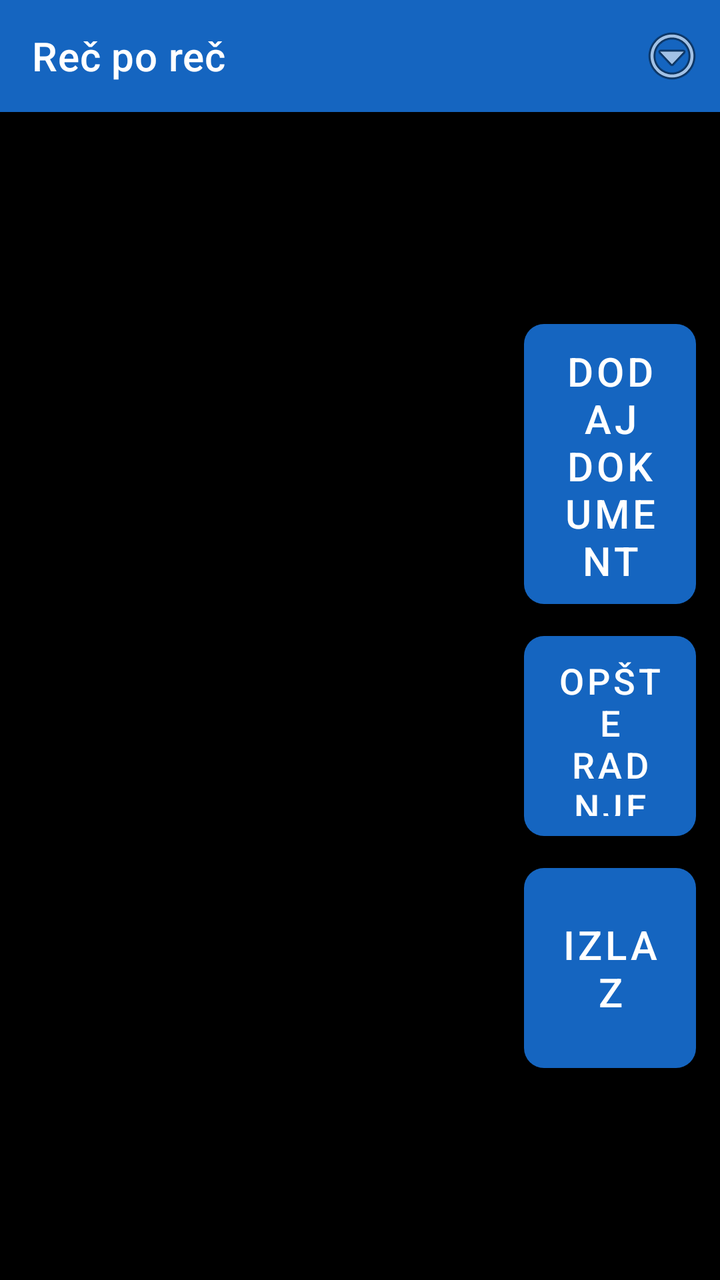
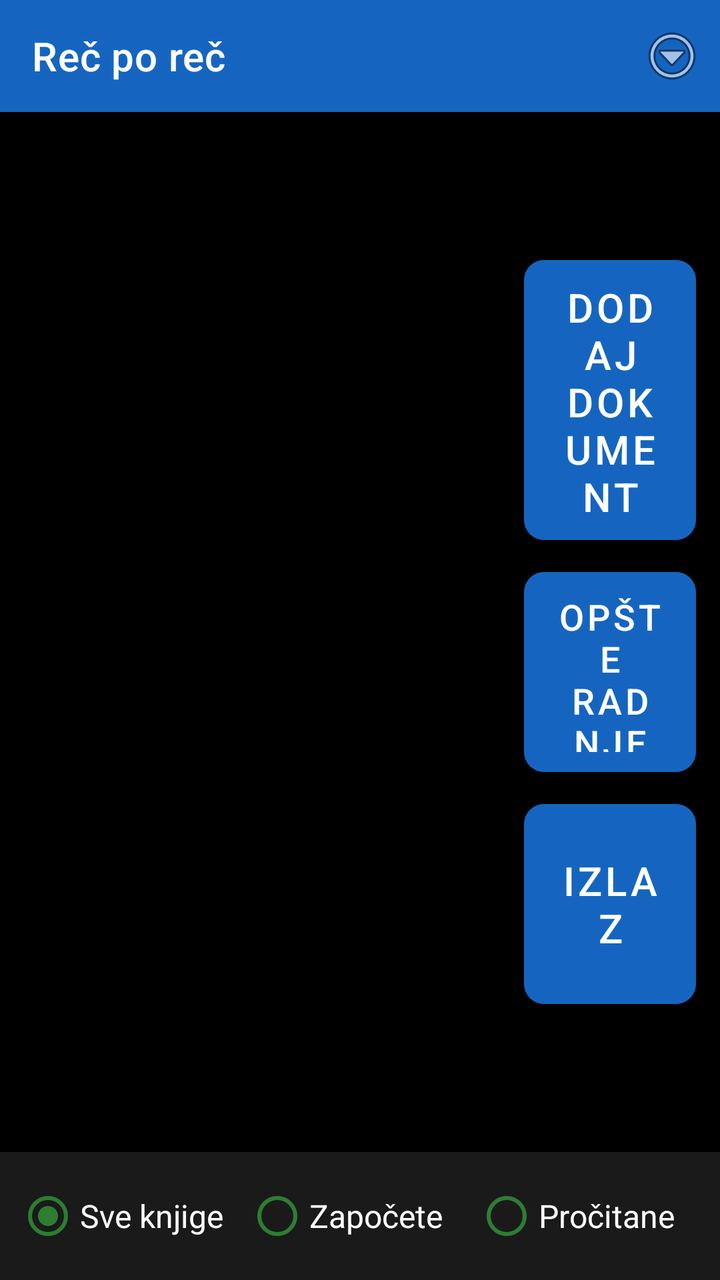

An Android layout rendered at two revisions. The XML below is the earlier revision; the diff shows what the commit changed to produce the second picture.
<!-- AndroidManifest.xml: application theme Theme.RecPoRec -->
<!-- res/layout/activity_document_list.xml -->
<?xml version="1.0" encoding="utf-8"?>
<LinearLayout xmlns:android="http://schemas.android.com/apk/res/android"
    xmlns:app="http://schemas.android.com/apk/res-auto"
    android:layout_width="match_parent"
    android:layout_height="match_parent"
    android:orientation="vertical"
    android:fitsSystemWindows="true"
    android:background="@color/background">

    <androidx.appcompat.widget.Toolbar
        android:id="@+id/toolbar"
        android:layout_width="match_parent"
        android:layout_height="?attr/actionBarSize"
        android:background="@color/btn_voice"
        android:titleTextColor="@color/text_primary"
        app:title="@string/app_name">

        <ImageButton
            android:id="@+id/btnOverflow"
            android:layout_width="48dp"
            android:layout_height="48dp"
            android:layout_gravity="end|center_vertical"
            android:background="@android:color/transparent"
            android:contentDescription="@string/menu_options_button"
            android:src="@android:drawable/ic_menu_more" />
    </androidx.appcompat.widget.Toolbar>

    <LinearLayout
        android:layout_width="match_parent"
        android:layout_height="0dp"
        android:layout_weight="1"
        android:orientation="horizontal">

        <FrameLayout
            android:layout_width="0dp"
            android:layout_height="match_parent"
            android:layout_weight="1">

            <androidx.recyclerview.widget.RecyclerView
                android:id="@+id/recyclerDocuments"
                android:layout_width="match_parent"
                android:layout_height="match_parent"
                android:padding="8dp" />

            <TextView
                android:id="@+id/emptyView"
                android:layout_width="match_parent"
                android:layout_height="match_parent"
                android:gravity="center"
                android:visibility="gone"
                android:padding="24dp"
                android:textSize="20sp"
                android:textColor="@color/text_primary"
                android:text="@string/no_documents" />
        </FrameLayout>

        
        <LinearLayout
            android:layout_width="110dp"
            android:layout_height="match_parent"
            android:orientation="vertical"
            android:gravity="center_vertical"
            android:padding="12dp">

            <Button
                android:id="@+id/btnAddDocument"
                android:layout_width="match_parent"
                android:layout_height="140dp"
                android:textSize="20sp"
                android:backgroundTint="@color/btn_chapter"
                android:textColor="@color/button_text"
                android:background="@drawable/key_button_shape"
                android:text="@string/add_document" />

            <Button
                android:id="@+id/btnGeneralActions"
                android:layout_width="match_parent"
                android:layout_height="100dp"
                android:layout_marginTop="16dp"
                android:textSize="18sp"
                android:backgroundTint="@color/btn_combined"
                android:textColor="@color/button_text"
                android:background="@drawable/key_button_shape"
                android:contentDescription="Opšte radnje: odaberi sve, obriši odabrano"
                android:text="Opšte radnje" />

            <Button
                android:id="@+id/btnExit"
                android:layout_width="match_parent"
                android:layout_height="100dp"
                android:layout_marginTop="16dp"
                android:textSize="20sp"
                android:backgroundTint="@color/btn_page_nav"
                android:textColor="@color/button_text"
                android:background="@drawable/key_button_shape"
                android:contentDescription="Izađi iz aplikacije, zaustavlja i rad u pozadini"
                android:text="Izlaz" />
        </LinearLayout>

    </LinearLayout>

</LinearLayout>
<!-- resources referenced by this layout -->
<resources>
  <color name="background">#000000</color>
  <color name="btn_chapter">#2E7D32</color>
  <color name="btn_combined">#455A64</color>
  <color name="btn_page_nav">#AD1457</color>
  <color name="btn_voice">#1565C0</color>
  <color name="button_text">#FFFFFF</color>
  <color name="text_primary">#FFFFFF</color>
  <!-- drawable key_button_shape (drawable) -->
  <?xml version="1.0" encoding="utf-8"?>
  <shape xmlns:android="http://schemas.android.com/apk/res/android"
      android:shape="rectangle">
      <corners android:radius="10dp" />
      <solid android:color="#FFFFFF" />
  </shape>
  <string name="add_document">Dodaj dokument</string>
  <string name="app_name">Reč po reč</string>
  <string name="menu_options_button">Opcije</string>
  <string name="no_documents">Nema dodatih dokumenata. Dodirnite dugme za dodavanje.</string>
  <style name="Theme.RecPoRec" parent="Theme.MaterialComponents.DayNight.NoActionBar">
          <item name="android:windowBackground">@color/background</item>
          <item name="android:textColorPrimary">@color/text_primary</item>
          <item name="colorPrimary">@color/btn_voice</item>
          <item name="colorOnPrimary">@color/button_text</item>
          <item name="alertDialogTheme">@style/RecPoRecAlertDialog</item>
          <item name="android:alertDialogTheme">@style/RecPoRecAlertDialog</item>
      </style>
  <style name="RecPoRecAlertDialog" parent="Theme.AppCompat.DayNight.Dialog.Alert">
          <item name="android:windowBackground">@color/background</item>
          <item name="android:textColorPrimary">@color/text_primary</item>
          <item name="colorAccent">@color/btn_goto_page</item>
          <item name="android:textAppearanceMedium">@style/RecPoRecDialogText</item>
          <item name="android:textAppearanceListItem">@style/RecPoRecDialogText</item>
          <item name="android:textAppearanceListItemSmall">@style/RecPoRecDialogText</item>
          <item name="buttonBarPositiveButtonStyle">@style/RecPoRecDialogButton</item>
          <item name="buttonBarNegativeButtonStyle">@style/RecPoRecDialogButton</item>
          <item name="buttonBarNeutralButtonStyle">@style/RecPoRecDialogButton</item>
      </style>
  <color name="btn_goto_page">#5D4037</color>
  <style name="RecPoRecDialogText" parent="TextAppearance.AppCompat.Medium">
          <item name="android:textSize">20sp</item>
          <item name="android:textColor">@color/text_primary</item>
      </style>
  <style name="RecPoRecDialogButton" parent="Widget.AppCompat.Button.ButtonBar.AlertDialog">
          <item name="android:textSize">18sp</item>
          <item name="android:textColor">@color/btn_goto_page</item>
          <item name="android:textStyle">bold</item>
      </style>
</resources>

<!-- the commit's change to res/layout/activity_document_list.xml (unified diff, before → after) -->
@@ -99,4 +99,44 @@
 
     </LinearLayout>
 
+    <RadioGroup
+        android:id="@+id/groupLibraryTabs"
+        android:layout_width="match_parent"
+        android:layout_height="wrap_content"
+        android:orientation="horizontal"
+        android:background="#1A1A1A"
+        android:padding="8dp">
+
+        <RadioButton
+            android:id="@+id/tabAllBooks"
+            android:layout_width="0dp"
+            android:layout_height="wrap_content"
+            android:layout_weight="1"
+            android:textSize="16sp"
+            android:textColor="@color/text_primary"
+            android:buttonTint="@color/btn_chapter"
+            android:checked="true"
+            android:text="Sve knjige" />
+
+        <RadioButton
+            android:id="@+id/tabStartedBooks"
+            android:layout_width="0dp"
+            android:layout_height="wrap_content"
+            android:layout_weight="1"
+            android:textSize="16sp"
+            android:textColor="@color/text_primary"
+            android:buttonTint="@color/btn_chapter"
+            android:text="Započete" />
+
+        <RadioButton
+            android:id="@+id/tabFinishedBooks"
+            android:layout_width="0dp"
+            android:layout_height="wrap_content"
+            android:layout_weight="1"
+            android:textSize="16sp"
+            android:textColor="@color/text_primary"
+            android:buttonTint="@color/btn_chapter"
+            android:text="Pročitane" />
+    </RadioGroup>
+
 </LinearLayout>
